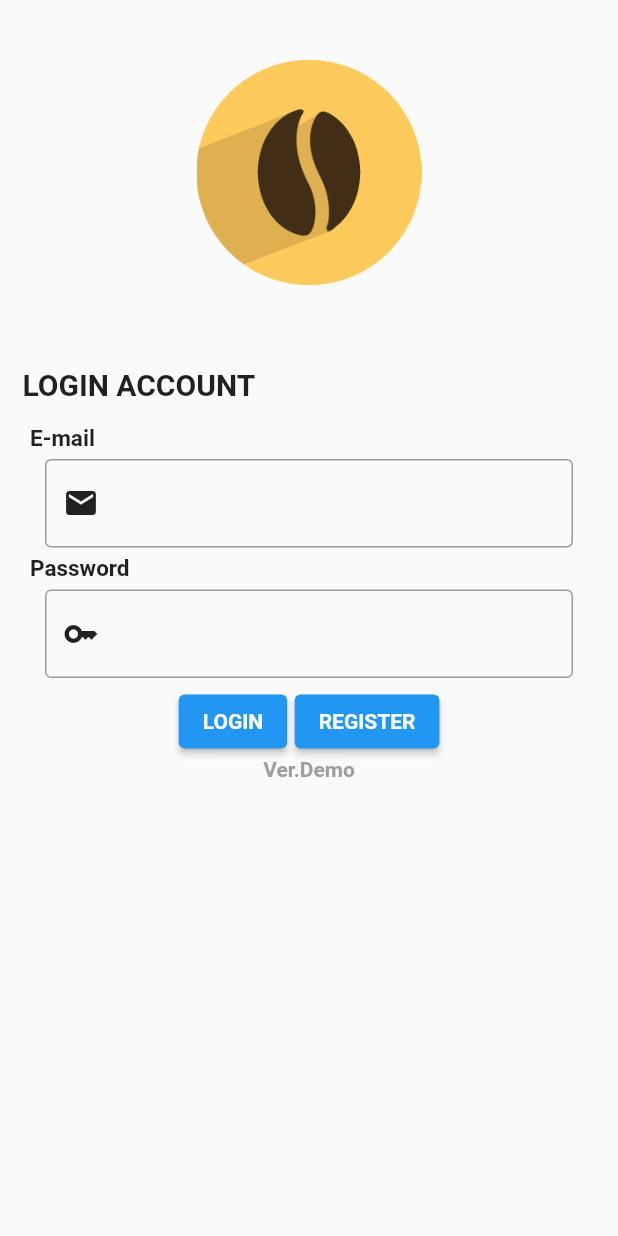
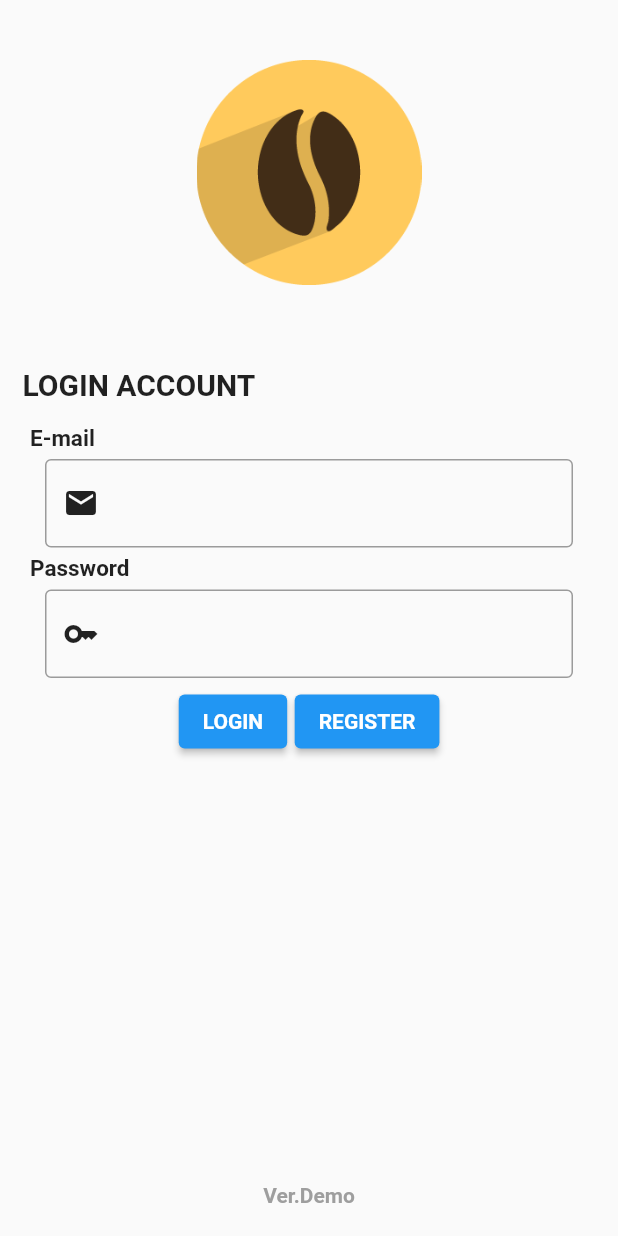
Before and after one commit to Thongek-wpm/flutter_application_demo, a Flutter app: the screen it shows after launch, on a phone screen of 412 x 824 dp. Run offline on Flutter 3.47's test engine with Material 2 defaults, Android fonts, the phone set to English and light mode, and no system bars; our stand-ins replace cloud_firestore, firebase_auth, firebase_core, fluttertoast, font_awesome_flutter, form_field_validator and 2 more; accounts and stored records are empty; Roboto replaces fonts that are missing (k2d.ttf).

Commit message:
Update login_ui.dart

```diff
--- a/lib/screens/login_ui.dart
+++ b/lib/screens/login_ui.dart
@@ -228,6 +228,7 @@ class _LoginUiState extends State<LoginUi> {
                 mainAxisAlignment: MainAxisAlignment.center,
                 crossAxisAlignment: CrossAxisAlignment.end,
                 children: [
+                  SizedBox(height: 300),
                   Text(
                     'Ver.Demo',
                     style: TextStyle(
```
